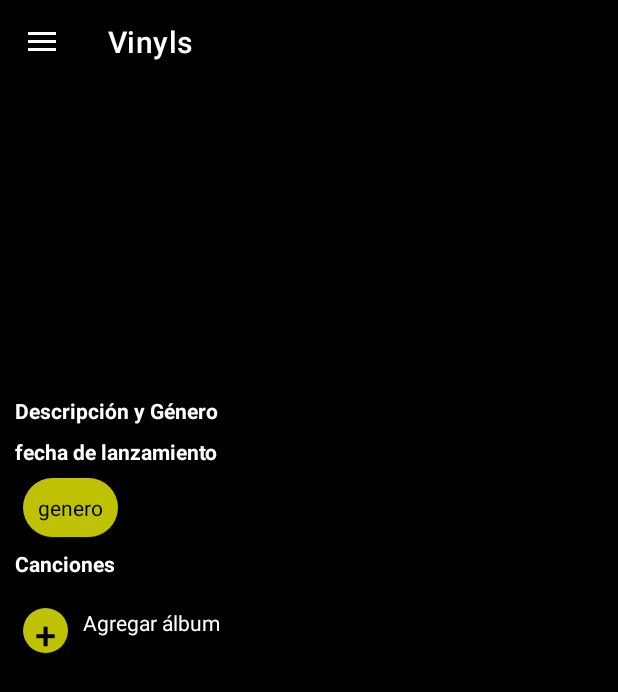
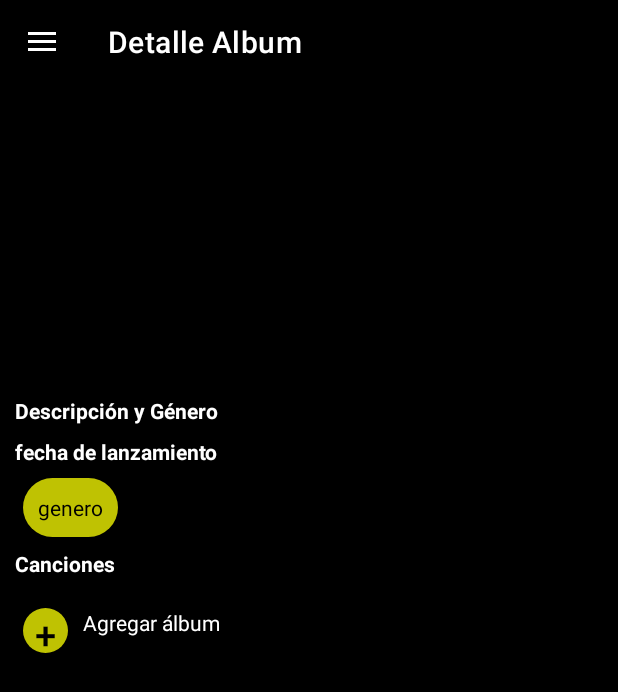
Before and after one commit to kevin96uniandes/MISO2023-aplicaciones-moviles, an Android app: the fragment DetailAlbumFragment placed in its activity, on a phone screen of 412 x 824 dp. Shown: the top 692 px of the screen. Run offline under Robolectric (Android 15) with nearby library versions, the phone set to English and light mode, and no system bars; our stand-ins replace Picasso, Room's generated code, Volley; network calls fail; pictures from the network do not load; 4 statements that could not run were skipped.

Commit message:
ajuste titulo detale album (#90)

```diff
--- a/app/src/main/java/com/uniandes/vinyls/ui/fragments/DetailAlbumFragment.kt
+++ b/app/src/main/java/com/uniandes/vinyls/ui/fragments/DetailAlbumFragment.kt
@@ -82,6 +82,11 @@ class DetailAlbumFragment : Fragment() {
         recyclerView.adapter = tracksAdapter
     }
 
+    override fun onViewCreated(view: View, savedInstanceState: Bundle?) {
+        activity?.title = activity?.getText(R.string.detalle_albums).toString()
+        super.onViewCreated(view, savedInstanceState)
+    }
+
     fun insertarImagen(urlCover: String, imagenCover: ImageView){
         Picasso.get()
             .load(urlCover)
--- a/app/src/main/res/values/strings.xml
+++ b/app/src/main/res/values/strings.xml
@@ -11,6 +11,7 @@
     <string name="create_album_record_label">Estudio de grabación</string>
     <string name="menu_home">Home</string>
     <string name="menu_albums">Álbumes</string>
+    <string name="detalle_albums">Detalle Album</string>
     <string name="app_bar_collectors">Coleccionistas</string>
     <string name="menu_artists">Artistas</string>
     <string name="navigation_drawer_open">Open</string>
```
